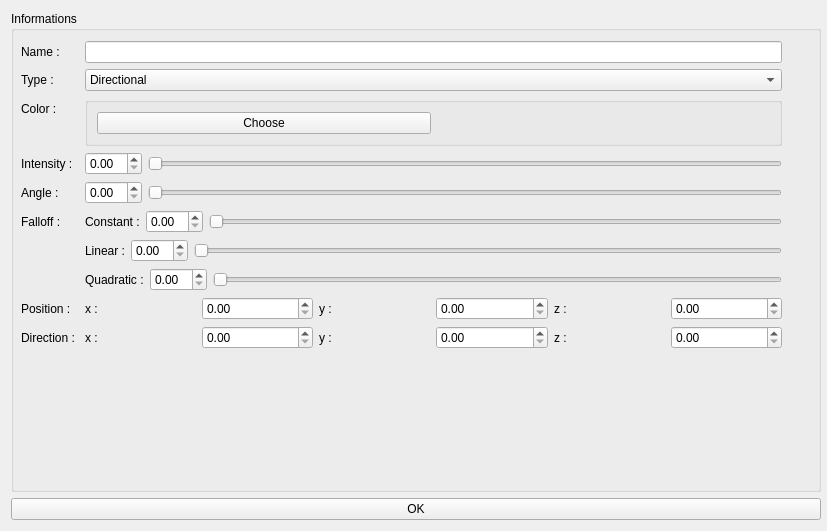
The window that Applications/MainApplication_BE/Gui/ui/LightCreator.ui (SylvainDeker/Radium-Engine) describes before a commit, drawn with Qt 5.
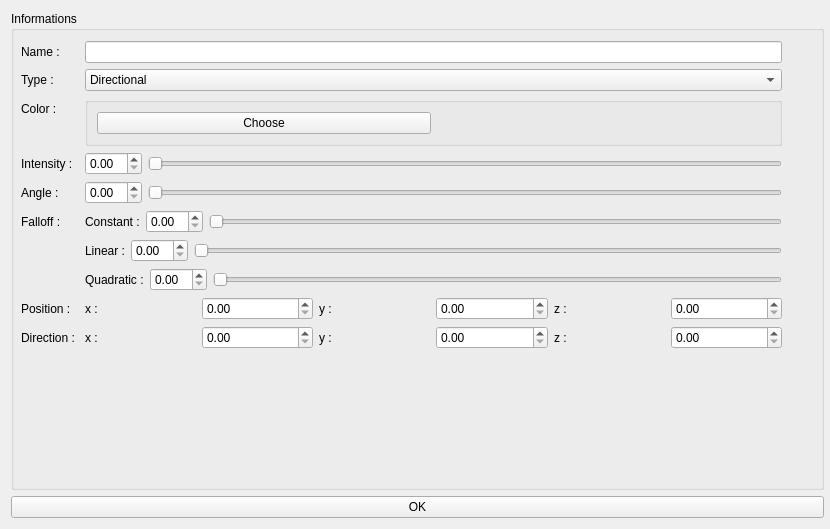
The same window after the commit.

Commit message: Light Creator : Update and Falloff options hideable

What changed in the file:
```diff
--- a/Applications/MainApplication_BE/Gui/ui/LightCreator.ui
+++ b/Applications/MainApplication_BE/Gui/ui/LightCreator.ui
@@ -6,8 +6,8 @@
    <rect>
     <x>0</x>
     <y>0</y>
-    <width>827</width>
-    <height>531</height>
+    <width>830</width>
+    <height>529</height>
    </rect>
   </property>
   <property name="sizePolicy">
@@ -34,7 +34,7 @@
         <x>0</x>
         <y>30</y>
         <width>811</width>
-        <height>491</height>
+        <height>441</height>
        </rect>
       </property>
       <layout class="QFormLayout" name="m_formLayout">
```
Left out of the diff: 10 changed lines with no effect on the pictures. The commit also changes 3 other files.
